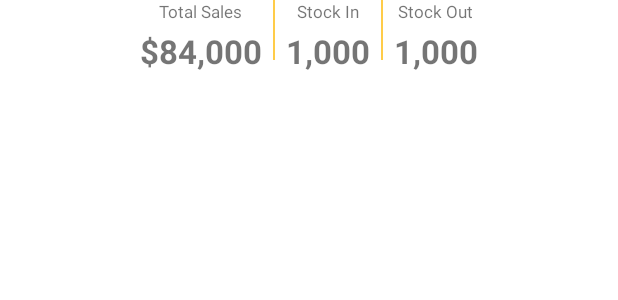
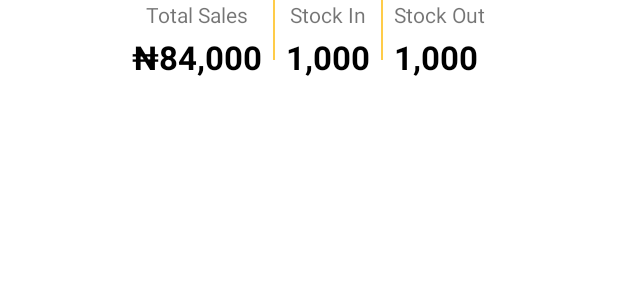
Before and after one commit to t2dbabz/Stocka, an Android app: the layout sales_overview_layout.xml on its own in the app's theme, with its tools: preview values and no code run, on a phone screen of 412 x 824 dp. Shown: the top 300 px of the screen. Run offline under Robolectric (Android 15) with nearby library versions, the phone set to English and light mode, and no system bars.

```diff
--- a/app/src/main/res/layout/sales_overview_layout.xml
+++ b/app/src/main/res/layout/sales_overview_layout.xml
@@ -1,8 +1,8 @@
 <?xml version="1.0" encoding="utf-8"?>
-<LinearLayout
-    xmlns:android="http://schemas.android.com/apk/res/android"
+<LinearLayout xmlns:android="http://schemas.android.com/apk/res/android"
     android:layout_width="wrap_content"
     android:layout_height="wrap_content"
+    xmlns:tools="http://schemas.android.com/tools"
     android:layout_gravity="center_horizontal"
     android:orientation="horizontal">
     <LinearLayout
@@ -14,7 +14,7 @@
             android:layout_width="wrap_content"
             android:layout_height="wrap_content"
             android:layout_gravity="center"
-            android:textSize="11sp"
+            android:textSize="14sp"
             android:text="Total Sales"/>
 
         <TextView
@@ -22,7 +22,8 @@
             android:layout_width="wrap_content"
             android:layout_height="wrap_content"
             android:layout_marginTop="4dp"
-            android:text="$84,000"
+            style="@style/TextAppearance.MaterialComponents.Headline5"
+            tools:text="@string/home_total_sales"
             android:textSize="22sp"
             android:textStyle="bold" />
     </LinearLayout>
@@ -46,7 +47,7 @@
             android:layout_width="wrap_content"
             android:layout_height="wrap_content"
             android:layout_gravity="center"
-            android:textSize="11sp"
+            android:textSize="14sp"
             android:text="Stock In"/>
 
         <TextView
@@ -54,7 +55,8 @@
             android:layout_width="wrap_content"
             android:layout_height="wrap_content"
             android:layout_marginTop="4dp"
-            android:text="1,000"
+            style="@style/TextAppearance.MaterialComponents.Headline5"
+            tools:text="1,000"
             android:textSize="22sp"
             android:textStyle="bold" />
     </LinearLayout>
@@ -78,7 +80,7 @@
             android:layout_width="wrap_content"
             android:layout_height="wrap_content"
             android:layout_gravity="center"
-            android:textSize="11sp"
+            android:textSize="14sp"
             android:text="Stock Out"/>
 
         <TextView
@@ -86,7 +88,8 @@
             android:layout_width="wrap_content"
             android:layout_height="wrap_content"
             android:layout_marginTop="4dp"
-            android:text="1,000"
+            tools:text="1,000"
+            style="@style/TextAppearance.MaterialComponents.Headline5"
             android:textSize="22sp"
             android:textStyle="bold" />
     </LinearLayout>
--- a/app/src/main/res/values/strings.xml
+++ b/app/src/main/res/values/strings.xml
@@ -20,6 +20,7 @@
     <string name="intial_count_value">0</string>
     <string name="product_detail_price">\u20A6%1$s</string>
     <string name="product_detail_total_price">\u20A6%1$s</string>
+    <string name="home_total_sales">\u20A684,000</string>
 
     <string-array name="expense_category">
         <item>Bills</item>
```
Also changed, not shown: 2 other files.
